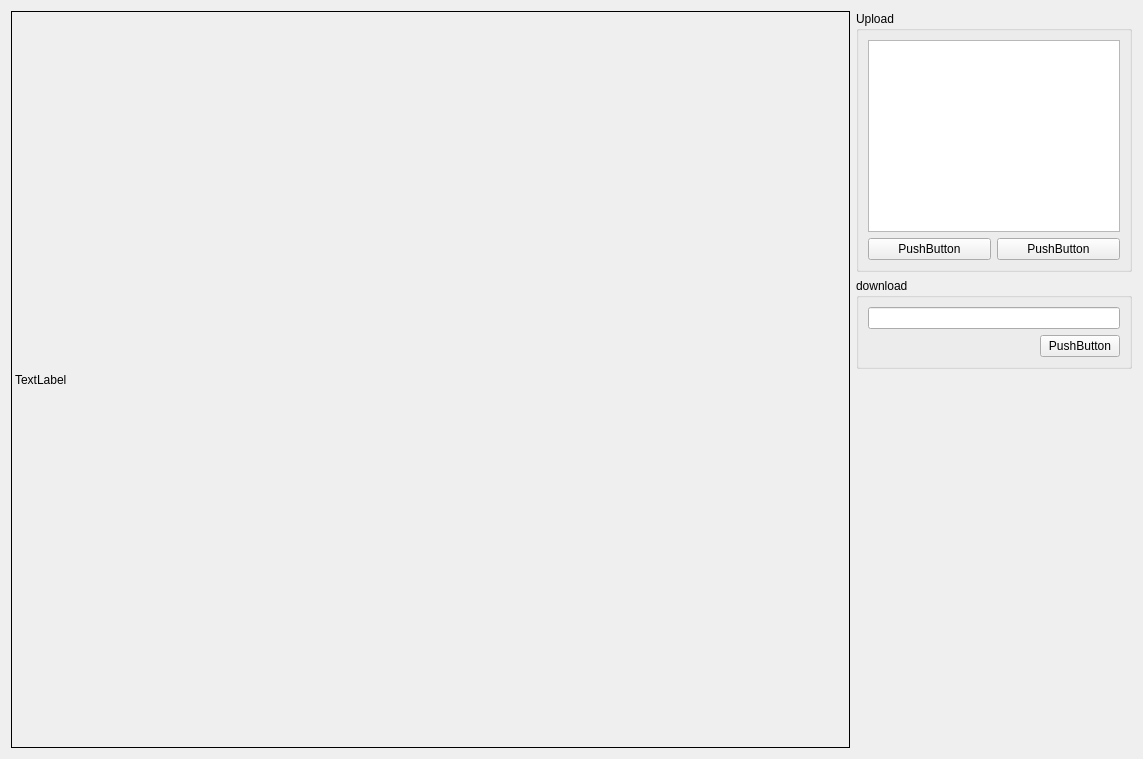
Before: the Qt Designer form MongoDBClient/page2.ui in zjmmlab/MongoDBClient, drawn with Qt 5.
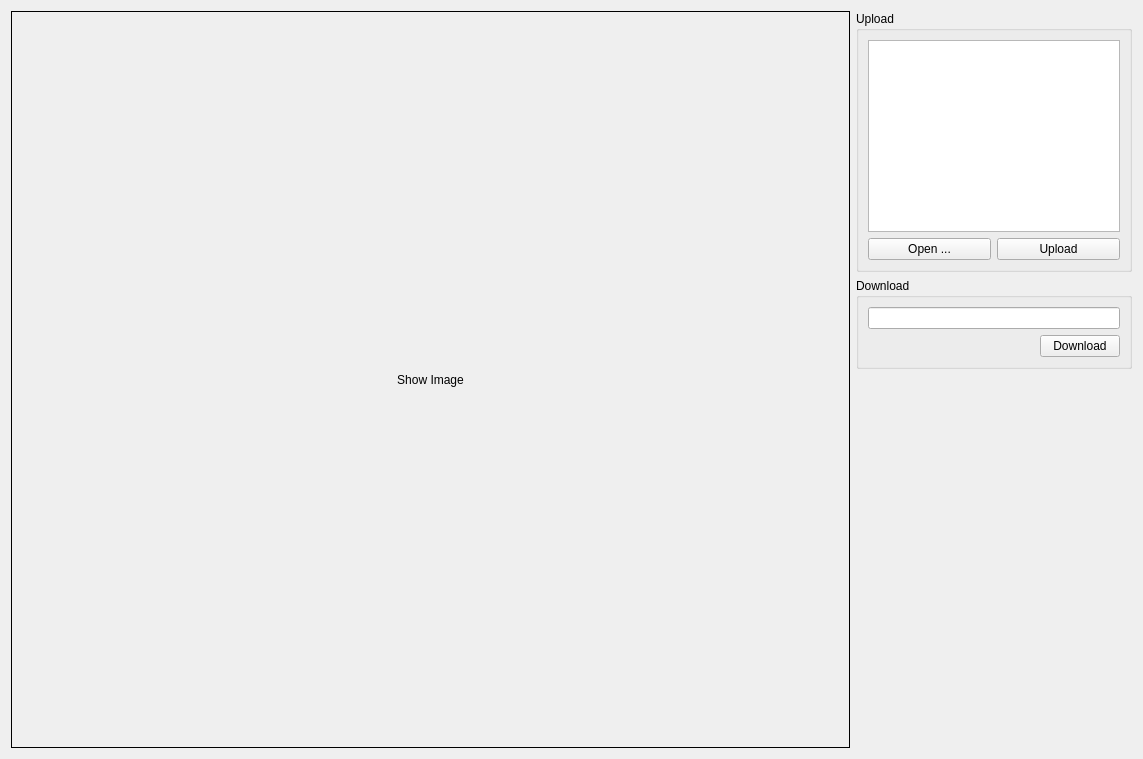
After: the same form once the commit is applied.

Diff of the .ui file:
```diff
--- a/MongoDBClient/page2.ui
+++ b/MongoDBClient/page2.ui
@@ -32,7 +32,10 @@
       <enum>QFrame::Box</enum>
      </property>
      <property name="text">
-      <string>TextLabel</string>
+      <string>Show Image</string>
+     </property>
+     <property name="alignment">
+      <set>Qt::AlignCenter</set>
      </property>
     </widget>
    </item>
@@ -64,14 +67,14 @@
           <item>
            <widget class="QPushButton" name="pushButton">
             <property name="text">
-             <string>PushButton</string>
+             <string>Open ...</string>
             </property>
            </widget>
           </item>
           <item>
            <widget class="QPushButton" name="pushButton_2">
             <property name="text">
-             <string>PushButton</string>
+             <string>Upload</string>
             </property>
            </widget>
           </item>
@@ -95,7 +98,7 @@
         </size>
        </property>
        <property name="title">
-        <string>download</string>
+        <string>Download</string>
        </property>
        <layout class="QVBoxLayout" name="verticalLayout_2">
         <item>
@@ -125,7 +128,7 @@
              </size>
             </property>
             <property name="text">
-             <string>PushButton</string>
+             <string>Download</string>
             </property>
            </widget>
           </item>
```
Left out of the diff: 12 changed lines with no effect on the pictures.
